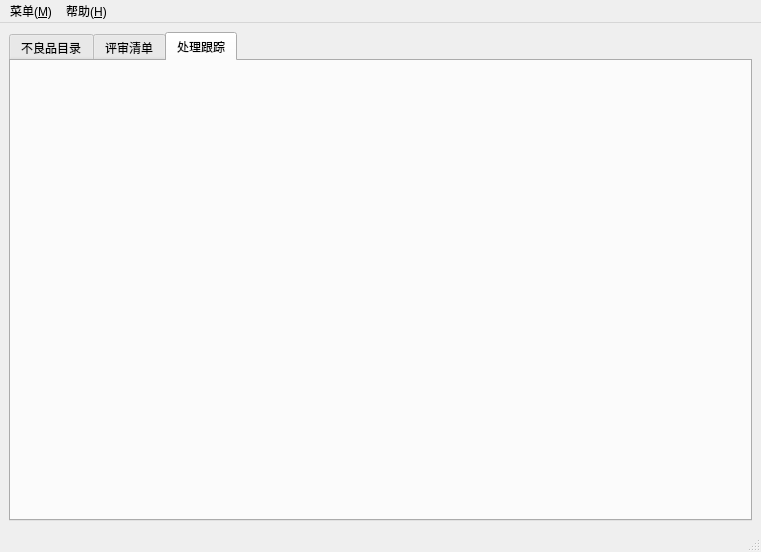
Old version of the form mainwindow.ui in the repository xeeboy/PartsReview.
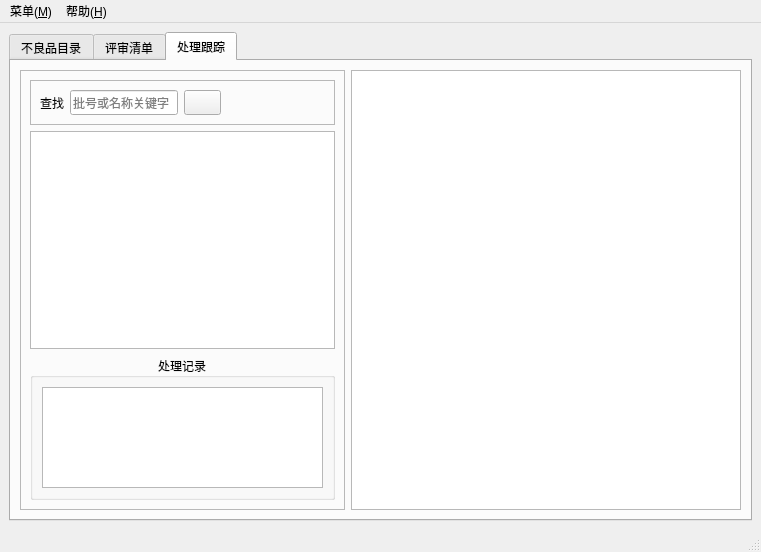
New version of the form. The open tabs and pages were chosen to show the change. Icons and pictures are not drawn.

```diff
--- a/mainwindow.ui
+++ b/mainwindow.ui
@@ -37,7 +37,7 @@
    <enum>Qt::ToolButtonIconOnly</enum>
   </property>
   <widget class="QWidget" name="centralwidget">
-   <layout class="QVBoxLayout" name="verticalLayout_2">
+   <layout class="QHBoxLayout" name="horizontalLayout_6">
     <item>
      <widget class="QTabWidget" name="tabWidget">
       <property name="sizePolicy">
@@ -52,7 +52,7 @@
        </font>
       </property>
       <property name="currentIndex">
-       <number>1</number>
+       <number>2</number>
       </property>
       <property name="iconSize">
        <size>
@@ -610,6 +610,9 @@
                 </item>
                 <item>
                  <widget class="QLineEdit" name="lineEdit_11">
+                  <property name="placeholderText">
+                   <string>批号或名称关键字</string>
+                  </property>
                   <property name="clearButtonEnabled">
                    <bool>true</bool>
                   </property>
@@ -680,7 +683,7 @@
        <attribute name="title">
         <string>评审清单</string>
        </attribute>
-       <layout class="QHBoxLayout" name="horizontalLayout_3" stretch="4,0,3,3">
+       <layout class="QHBoxLayout" name="horizontalLayout_3" stretch="4,3,3">
         <item>
          <widget class="QFrame" name="frame_5">
           <property name="frameShape">
@@ -747,31 +750,12 @@
          </widget>
         </item>
         <item>
-         <spacer name="horizontalSpacer_5">
-          <property name="orientation">
-           <enum>Qt::Horizontal</enum>
+         <widget class="QGroupBox" name="groupBox_4">
+          <property name="title">
+           <string>处置意见</string>
           </property>
-          <property name="sizeHint" stdset="0">
-           <size>
-            <width>17</width>
-            <height>20</height>
-           </size>
-          </property>
-         </spacer>
-        </item>
-        <item>
-         <widget class="QFrame" name="frame_4">
-          <property name="frameShape">
-           <enum>QFrame::Box</enum>
-          </property>
-          <property name="frameShadow">
-           <enum>QFrame::Sunken</enum>
-          </property>
-          <property name="lineWidth">
-           <number>0</number>
-          </property>
-          <property name="midLineWidth">
-           <number>1</number>
+          <property name="alignment">
+           <set>Qt::AlignLeading|Qt::AlignLeft|Qt::AlignVCenter</set>
           </property>
           <layout class="QVBoxLayout" name="verticalLayout_7">
            <item>
@@ -921,18 +905,9 @@
          </widget>
         </item>
         <item>
-         <widget class="QFrame" name="frame_6">
-          <property name="frameShape">
-           <enum>QFrame::Box</enum>
-          </property>
-          <property name="frameShadow">
-           <enum>QFrame::Sunken</enum>
-          </property>
-          <property name="lineWidth">
-           <number>0</number>
-          </property>
-          <property name="midLineWidth">
-           <number>1</number>
+         <widget class="QGroupBox" name="groupBox_6">
+          <property name="title">
+           <string>评审信息</string>
           </property>
           <layout class="QVBoxLayout" name="verticalLayout_9">
            <item>
@@ -1131,6 +1106,98 @@
        <attribute name="title">
         <string>处理跟踪</string>
        </attribute>
+       <layout class="QHBoxLayout" name="horizontalLayout_7">
+        <item>
+         <layout class="QHBoxLayout" name="horizontalLayout_5" stretch="5,6">
+          <item>
+           <widget class="QFrame" name="frame_4">
+            <property name="frameShape">
+             <enum>QFrame::StyledPanel</enum>
+            </property>
+            <property name="frameShadow">
+             <enum>QFrame::Raised</enum>
+            </property>
+            <layout class="QVBoxLayout" name="verticalLayout_2" stretch="0,3,2">
+             <item>
+              <widget class="QFrame" name="frame_6">
+               <property name="frameShape">
+                <enum>QFrame::StyledPanel</enum>
+               </property>
+               <property name="frameShadow">
+                <enum>QFrame::Raised</enum>
+               </property>
+               <layout class="QHBoxLayout" name="horizontalLayout_8">
+                <item>
+                 <widget class="QLabel" name="label_30">
+                  <property name="text">
+                   <string>查找</string>
+                  </property>
+                 </widget>
+                </item>
+                <item>
+                 <widget class="QLineEdit" name="following_keyword">
+                  <property name="placeholderText">
+                   <string>批号或名称关键字</string>
+                  </property>
+                  <property name="clearButtonEnabled">
+                   <bool>true</bool>
+                  </property>
+                 </widget>
+                </item>
+                <item>
+                 <widget class="QPushButton" name="follow_btn_search">
+                  <property name="text">
+                   <string/>
+                  </property>
+                  <property name="icon">
+                   <iconset>
+                    <normaloff>icons/search.ico</normaloff>icons/search.ico</iconset>
+                  </property>
+                 </widget>
+                </item>
+                <item>
+                 <spacer name="horizontalSpacer_5">
+                  <property name="orientation">
+                   <enum>Qt::Horizontal</enum>
+                  </property>
+                  <property name="sizeHint" stdset="0">
+                   <size>
+                    <width>40</width>
+                    <height>20</height>
+                   </size>
+                  </property>
+                 </spacer>
+                </item>
+               </layout>
+              </widget>
+             </item>
+             <item>
+              <widget class="QTableView" name="on_follow_view"/>
+             </item>
+             <item>
+              <widget class="QGroupBox" name="groupBox">
+               <property name="title">
+                <string>处理记录</string>
+               </property>
+               <property name="alignment">
+                <set>Qt::AlignCenter</set>
+               </property>
+               <layout class="QVBoxLayout" name="verticalLayout_10">
+                <item>
+                 <widget class="QTableView" name="handle_view"/>
+                </item>
+               </layout>
+              </widget>
+             </item>
+            </layout>
+           </widget>
+          </item>
+          <item>
+           <widget class="QTextBrowser" name="txtbrowser"/>
+          </item>
+         </layout>
+        </item>
+       </layout>
       </widget>
      </widget>
     </item>
```
